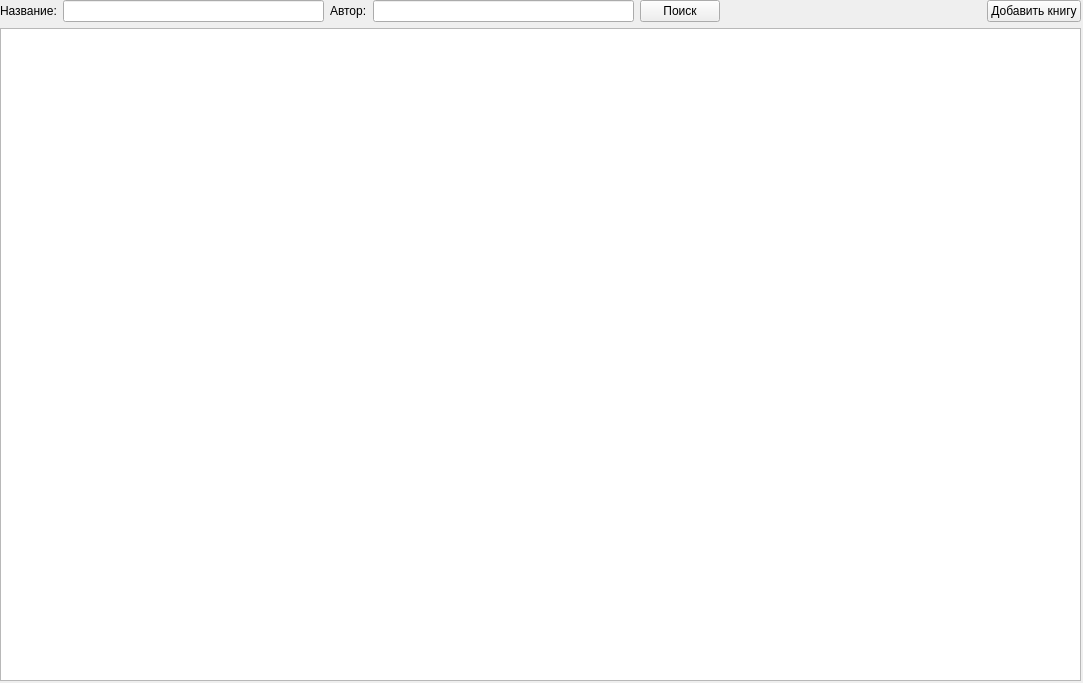
Old version of the form MainForm.ui in the repository sofia-on-air/librarian.
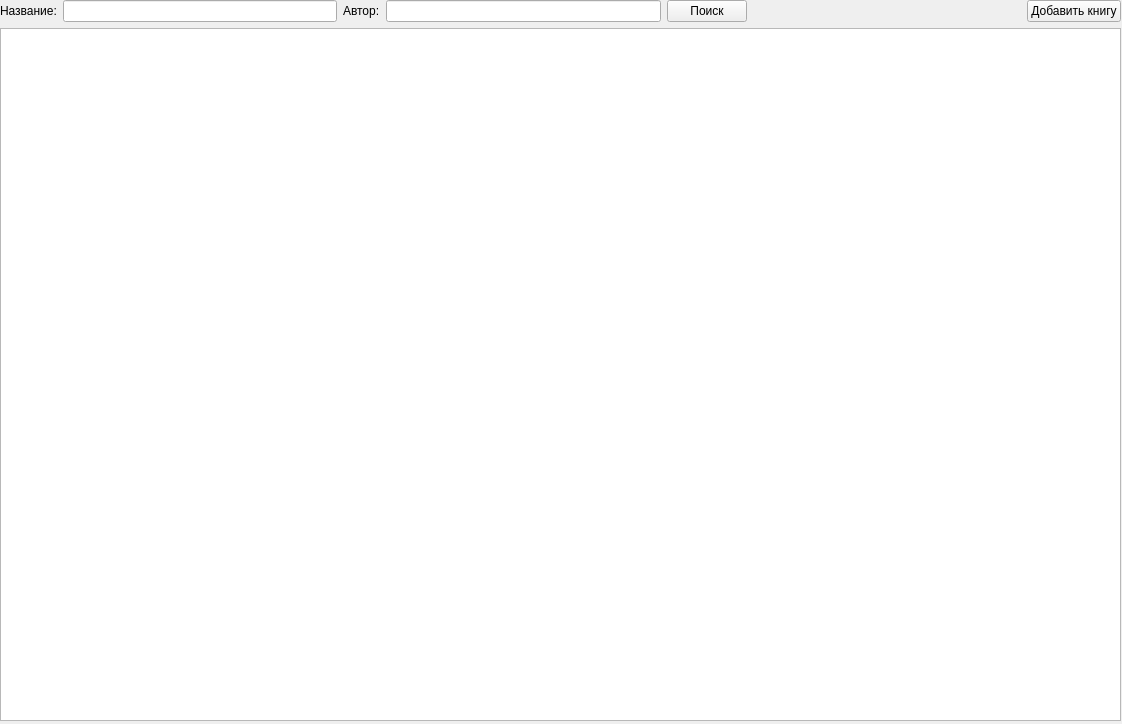
New version of the form.

Commit message: Небольшое исправление

```diff
--- a/MainForm.ui
+++ b/MainForm.ui
@@ -6,20 +6,20 @@
    <rect>
     <x>0</x>
     <y>0</y>
-    <width>1083</width>
-    <height>683</height>
+    <width>1122</width>
+    <height>724</height>
    </rect>
   </property>
   <property name="windowTitle">
    <string>Библиотекарь</string>
   </property>
-  <widget class="QWidget" name="">
+  <widget class="QWidget" name="layoutWidget">
    <property name="geometry">
     <rect>
      <x>0</x>
      <y>0</y>
-     <width>1081</width>
-     <height>681</height>
+     <width>1121</width>
+     <height>721</height>
     </rect>
    </property>
    <layout class="QVBoxLayout" name="verticalLayout">
```
